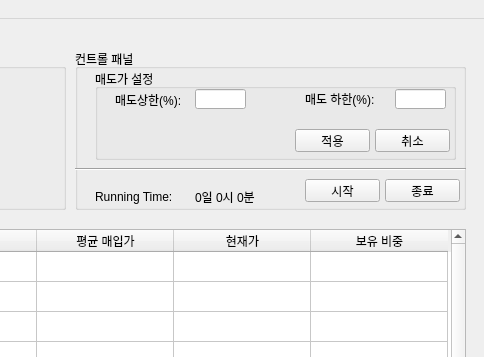
The window that mainwindow.ui (NoelBird/stockML) describes before a commit, drawn with Qt 5; both pictures show x 405 to 889 and y 0 to 357 of the 889 by 609 pixel window.
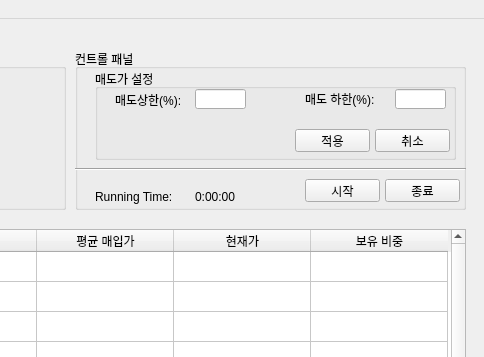
The same window after the commit.

Patch:
```diff
--- a/mainwindow.ui
+++ b/mainwindow.ui
@@ -244,7 +244,7 @@
       </rect>
      </property>
      <property name="text">
-      <string>0일 0시 0분</string>
+      <string>0:00:00</string>
      </property>
     </widget>
     <widget class="QPushButton" name="btnStart">
```
